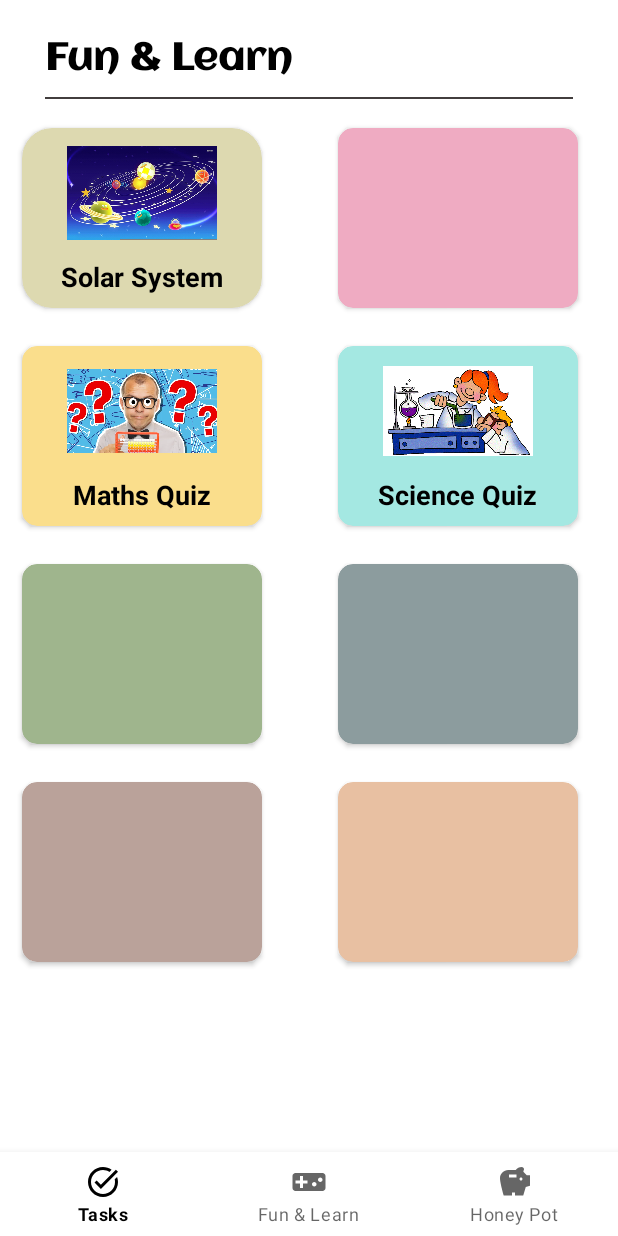
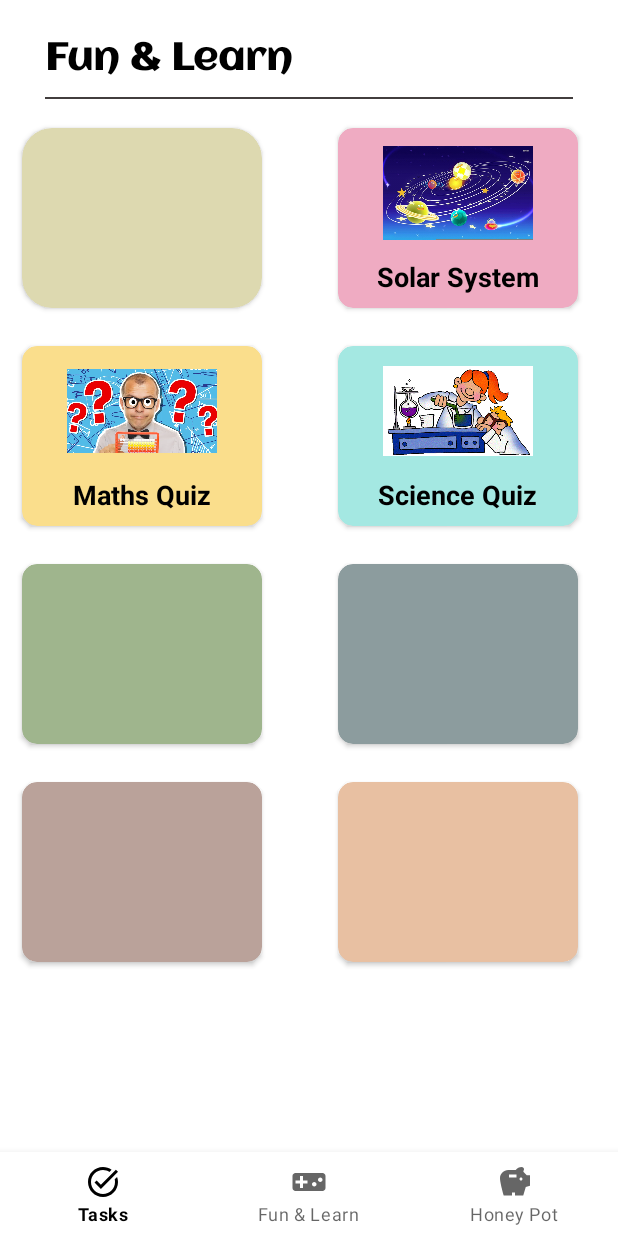
Before and after one commit to aryanmishra29/BusyBee, an Android app: the fragment GameFragment placed in its activity, on a phone screen of 412 x 824 dp. Run offline under Robolectric (Android 15) with nearby library versions, the phone set to English and light mode, and no system bars; our stand-ins replace Firebase (no records; nobody signed in at launch, a user with empty details on screens opened directly); libraries missing offline, so code that uses them is left out: org.checkerframework.checker; Roboto replaces fonts that are not available here.

Commit message:
screenshots added

```diff
--- a/BusyBeeChild/app/src/main/res/layout/fragment_game.xml
+++ b/BusyBeeChild/app/src/main/res/layout/fragment_game.xml
@@ -47,20 +47,7 @@
             app:cardCornerRadius="10dp"
             app:layout_constraintRight_toRightOf="parent"
             app:layout_constraintStart_toStartOf="@+id/guideline2"
-            app:layout_constraintTop_toTopOf="parent" />
-
-        <androidx.cardview.widget.CardView
-            android:id="@+id/cv_02"
-            android:layout_width="160dp"
-            android:layout_height="120dp"
-            android:layout_marginEnd="25dp"
-            android:layout_marginTop="85dp"
-            android:layout_marginBottom="25dp"
-            android:backgroundTint="#DDD9B0"
-            app:cardCornerRadius="20dp"
-            app:layout_constraintEnd_toStartOf="@+id/guideline2"
-            app:layout_constraintLeft_toLeftOf="parent"
-            app:layout_constraintTop_toTopOf="parent">
+            app:layout_constraintTop_toTopOf="parent" >
             <LinearLayout
                 android:layout_width="match_parent"
                 android:layout_height="match_parent"
@@ -80,6 +67,21 @@
                     android:textColor="@color/black"
                     android:layout_gravity="center_horizontal"/>
             </LinearLayout>
+        </androidx.cardview.widget.CardView>
+
+        <androidx.cardview.widget.CardView
+            android:id="@+id/cv_02"
+            android:layout_width="160dp"
+            android:layout_height="120dp"
+            android:layout_marginEnd="25dp"
+            android:layout_marginTop="85dp"
+            android:layout_marginBottom="25dp"
+            android:backgroundTint="#DDD9B0"
+            app:cardCornerRadius="20dp"
+            app:layout_constraintEnd_toStartOf="@+id/guideline2"
+            app:layout_constraintLeft_toLeftOf="parent"
+            app:layout_constraintTop_toTopOf="parent">
+
         </androidx.cardview.widget.CardView>
 
         <androidx.cardview.widget.CardView
--- a/BusyBeeChild/app/src/main/res/layout/fragment_honeypot.xml
+++ b/BusyBeeChild/app/src/main/res/layout/fragment_honeypot.xml
@@ -87,7 +87,7 @@
                     android:fontFamily="@font/alata"
                     android:text="Hey Ayush!"
                     android:textColor="@color/black"
-                    android:textSize="25sp"
+                    android:textSize="20sp"
                     app:layout_constraintStart_toEndOf="@+id/cv_imageHoneyPot"
                     app:layout_constraintTop_toTopOf="parent" />
                 <TextView
@@ -99,7 +99,7 @@
                     app:layout_constraintStart_toEndOf="@+id/cv_imageHoneyPot"
                     android:text="You have 0 Honey."
                     android:fontFamily="@font/alata"
-                    android:textSize="25sp"
+                    android:textSize="20sp"
                     android:textColor="@color/black"
                     android:layout_marginHorizontal="15dp"/>
             </androidx.constraintlayout.widget.ConstraintLayout>
```
Also changed, not shown: 6 other files.
